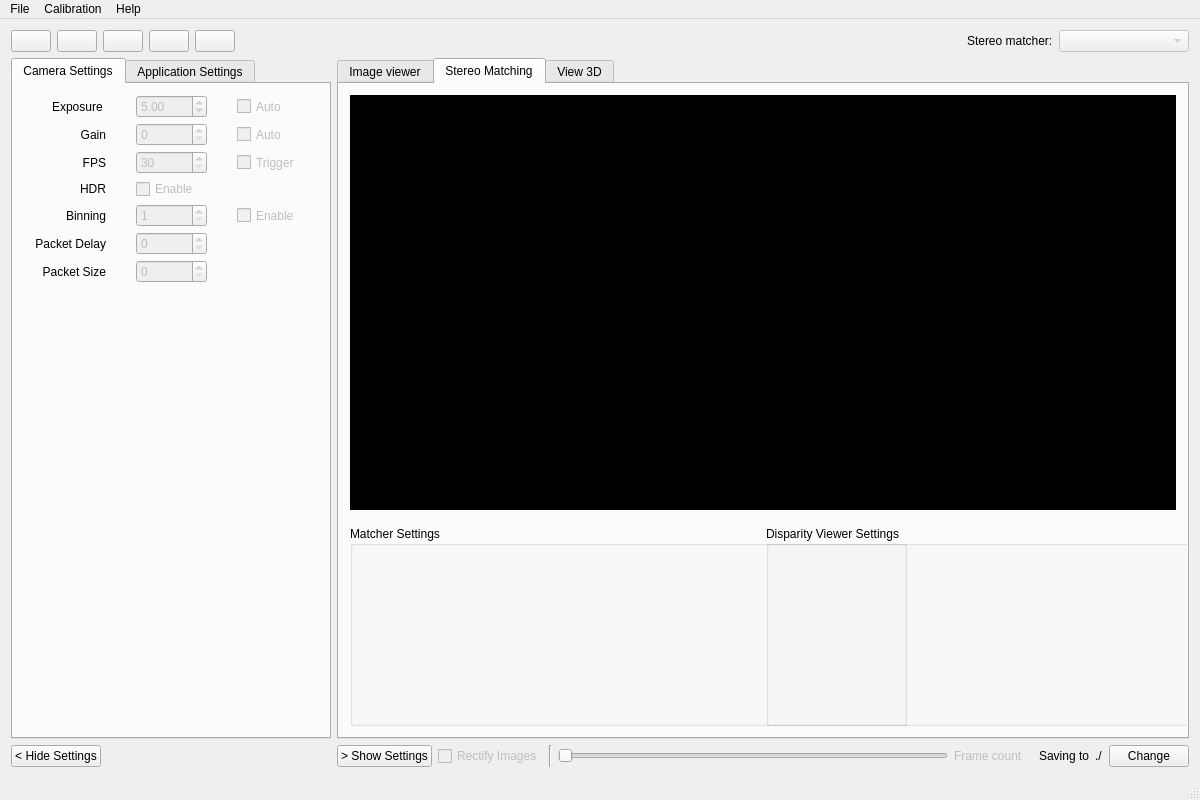
This is src/mainwindow.ui in i3drobotics/stereo-vision-toolkit as Qt 5 draws it before an edit. The edited form follows.
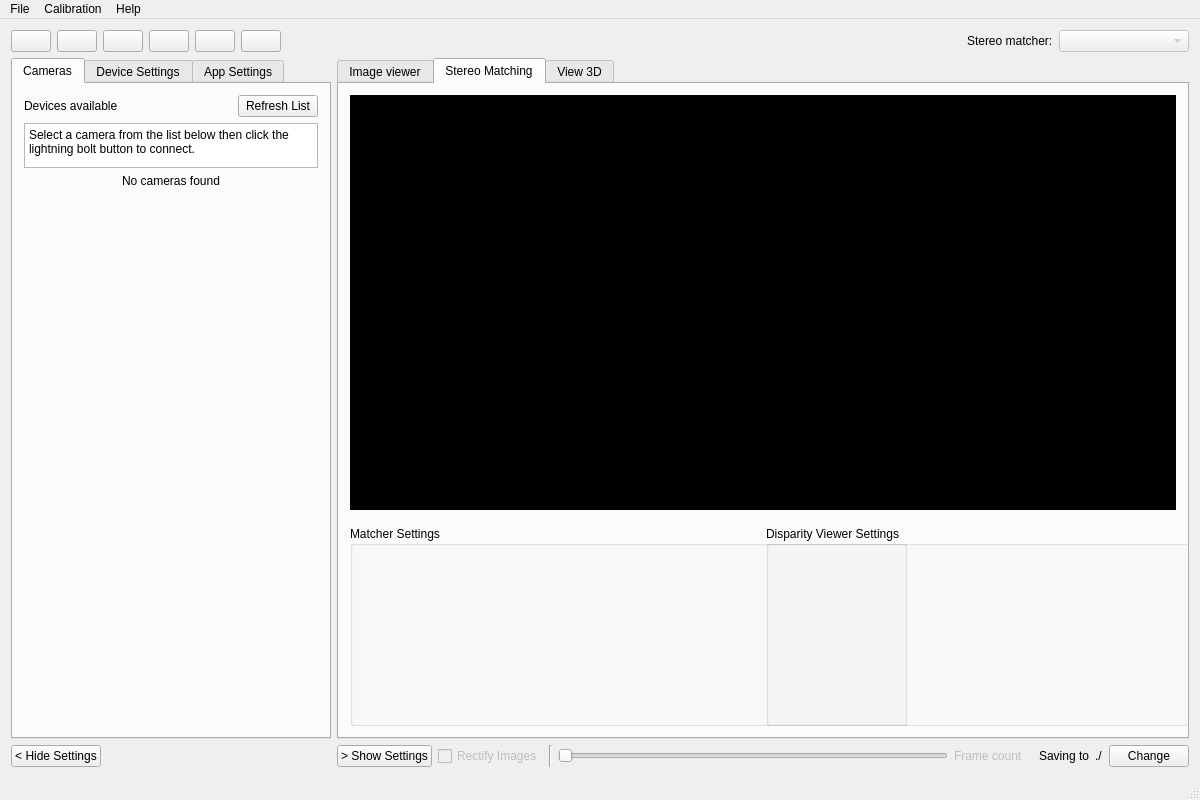
This is the edited form.

Commit message: start to adjust camera selection interface

```diff
--- a/src/mainwindow.ui
+++ b/src/mainwindow.ui
@@ -65,6 +65,25 @@
       <property name="sizeConstraint">
        <enum>QLayout::SetMinimumSize</enum>
       </property>
+      <item>
+       <widget class="QPushButton" name="connectButton">
+        <property name="sizePolicy">
+         <sizepolicy hsizetype="Minimum" vsizetype="Minimum">
+          <horstretch>0</horstretch>
+          <verstretch>0</verstretch>
+         </sizepolicy>
+        </property>
+        <property name="maximumSize">
+         <size>
+          <width>40</width>
+          <height>40</height>
+         </size>
+        </property>
+        <property name="text">
+         <string/>
+        </property>
+       </widget>
+      </item>
       <item>
        <widget class="QPushButton" name="pauseButton">
         <property name="sizePolicy">
@@ -119,6 +138,12 @@
           <height>0</height>
          </size>
         </property>
+        <property name="maximumSize">
+         <size>
+          <width>40</width>
+          <height>40</height>
+         </size>
+        </property>
         <property name="focusPolicy">
          <enum>Qt::TabFocus</enum>
         </property>
@@ -147,6 +172,12 @@
           <verstretch>0</verstretch>
          </sizepolicy>
         </property>
+        <property name="maximumSize">
+         <size>
+          <width>40</width>
+          <height>40</height>
+         </size>
+        </property>
         <property name="focusPolicy">
          <enum>Qt::TabFocus</enum>
         </property>
@@ -175,6 +206,12 @@
           <verstretch>0</verstretch>
          </sizepolicy>
         </property>
+        <property name="maximumSize">
+         <size>
+          <width>40</width>
+          <height>40</height>
+         </size>
+        </property>
         <property name="focusPolicy">
          <enum>Qt::TabFocus</enum>
         </property>
@@ -203,6 +240,12 @@
       </item>
       <item>
        <widget class="QPushButton" name="toggleVideoButton">
+        <property name="maximumSize">
+         <size>
+          <width>40</width>
+          <height>40</height>
+         </size>
+        </property>
         <property name="toolTip">
          <string>Record stereo video</string>
         </property>
@@ -288,6 +331,30 @@
          <property name="bottomMargin">
           <number>0</number>
          </property>
+         <item row="1" column="0">
+          <layout class="QHBoxLayout" name="horizontalLayout">
+           <item>
+            <widget class="QPushButton" name="btnHideCameraSettings">
+             <property name="text">
+              <string>&lt; Hide Settings</string>
+             </property>
+            </widget>
+           </item>
+           <item>
+            <spacer name="horizontalSpacer_5">
+             <property name="orientation">
+              <enum>Qt::Horizontal</enum>
+             </property>
+             <property name="sizeHint" stdset="0">
+              <size>
+               <width>40</width>
+               <height>20</height>
+              </size>
+             </property>
+            </spacer>
+           </item>
+          </layout>
+         </item>
          <item row="0" column="0">
           <widget class="QTabWidget" name="tabLayoutSettings">
            <property name="sizePolicy">
@@ -311,9 +378,102 @@
            <property name="currentIndex">
             <number>0</number>
            </property>
+           <widget class="QWidget" name="tabCameraList">
+            <attribute name="title">
+             <string>Cameras</string>
+            </attribute>
+            <layout class="QGridLayout" name="gridLayout_3">
+             <item row="0" column="0">
+              <layout class="QVBoxLayout" name="verticalLayout_2" stretch="0,0,1">
+               <item>
+                <layout class="QHBoxLayout" name="horizontalLayout_2" stretch="1,0">
+                 <item>
+                  <widget class="QLabel" name="lblAvailableCameras">
+                   <property name="sizePolicy">
+                    <sizepolicy hsizetype="Preferred" vsizetype="Minimum">
+                     <horstretch>0</horstretch>
+                     <verstretch>0</verstretch>
+                    </sizepolicy>
+                   </property>
+                   <property name="text">
+                    <string>Devices available</string>
+                   </property>
+                  </widget>
+                 </item>
+                 <item>
+                  <widget class="QPushButton" name="btnRefreshCameras">
+                   <property name="text">
+                    <string>Refresh List</string>
+                   </property>
+                  </widget>
+                 </item>
+                </layout>
+               </item>
+               <item>
+                <widget class="QPlainTextEdit" name="plainTextEdit">
+                 <property name="enabled">
+                  <bool>true</bool>
+                 </property>
+                 <property name="sizePolicy">
+                  <sizepolicy hsizetype="Expanding" vsizetype="Minimum">
+                   <horstretch>0</horstretch>
+                   <verstretch>0</verstretch>
+                  </sizepolicy>
+                 </property>
+                 <property name="maximumSize">
+                  <size>
+                   <width>16777215</width>
+                   <height>45</height>
+                  </size>
+                 </property>
+                 <property name="readOnly">
+                  <bool>true</bool>
+                 </property>
+                 <property name="plainText">
+                  <string>Select a camera from the list below then click the lightning bolt button to connect.</string>
+                 </property>
+                </widget>
+               </item>
+               <item>
+                <layout class="QVBoxLayout" name="LayoutCameraList">
+                 <item>
+                  <widget class="QLabel" name="lblNoCameras">
+                   <property name="sizePolicy">
+                    <sizepolicy hsizetype="Preferred" vsizetype="Minimum">
+                     <horstretch>0</horstretch>
+                     <verstretch>0</verstretch>
+                    </sizepolicy>
+                   </property>
+                   <property name="text">
+                    <string>No cameras found</string>
+                   </property>
+                   <property name="alignment">
+                    <set>Qt::AlignCenter</set>
+                   </property>
+                  </widget>
+                 </item>
+                 <item>
+                  <spacer name="verticalSpacer_2">
+                   <property name="orientation">
+                    <enum>Qt::Vertical</enum>
+                   </property>
+                   <property name="sizeHint" stdset="0">
+                    <size>
+                     <width>20</width>
+                     <height>40</height>
+                    </size>
+                   </property>
+                  </spacer>
+                 </item>
+                </layout>
+               </item>
+              </layout>
+             </item>
+            </layout>
+           </widget>
            <widget class="QWidget" name="tabCameraSettings">
             <attribute name="title">
-             <string>Camera Settings</string>
+             <string>Device Settings</string>
             </attribute>
             <layout class="QHBoxLayout" name="horizontalLayout_6">
              <item>
@@ -725,6 +885,13 @@
                    </property>
                   </widget>
                  </item>
+                 <item row="5" column="2">
+                  <widget class="QToolButton" name="toolButton">
+                   <property name="text">
+                    <string>...</string>
+                   </property>
+                  </widget>
+                 </item>
                 </layout>
                </item>
                <item>
@@ -746,7 +913,7 @@
            </widget>
            <widget class="QWidget" name="tabApplicationSettings">
             <attribute name="title">
-             <string>Application Settings</string>
+             <string>App Settings</string>
             </attribute>
             <layout class="QVBoxLayout" name="verticalLayout_11">
              <item>
@@ -793,30 +960,6 @@
            </widget>
           </widget>
          </item>
-         <item row="1" column="0">
-          <layout class="QHBoxLayout" name="horizontalLayout">
-           <item>
-            <widget class="QPushButton" name="btnHideCameraSettings">
-             <property name="text">
-              <string>&lt; Hide Settings</string>
-             </property>
-            </widget>
-           </item>
-           <item>
-            <spacer name="horizontalSpacer_5">
-             <property name="orientation">
-              <enum>Qt::Horizontal</enum>
-             </property>
-             <property name="sizeHint" stdset="0">
-              <size>
-               <width>40</width>
-               <height>20</height>
-              </size>
-             </property>
-            </spacer>
-           </item>
-          </layout>
-         </item>
         </layout>
        </widget>
       </item>
@@ -1302,7 +1445,6 @@
     <property name="title">
      <string>File</string>
     </property>
-    <addaction name="actionAutoload_Camera"/>
     <addaction name="actionLoad_Video"/>
     <addaction name="actionExit"/>
    </widget>
```
The commit also changes 2 other files.
